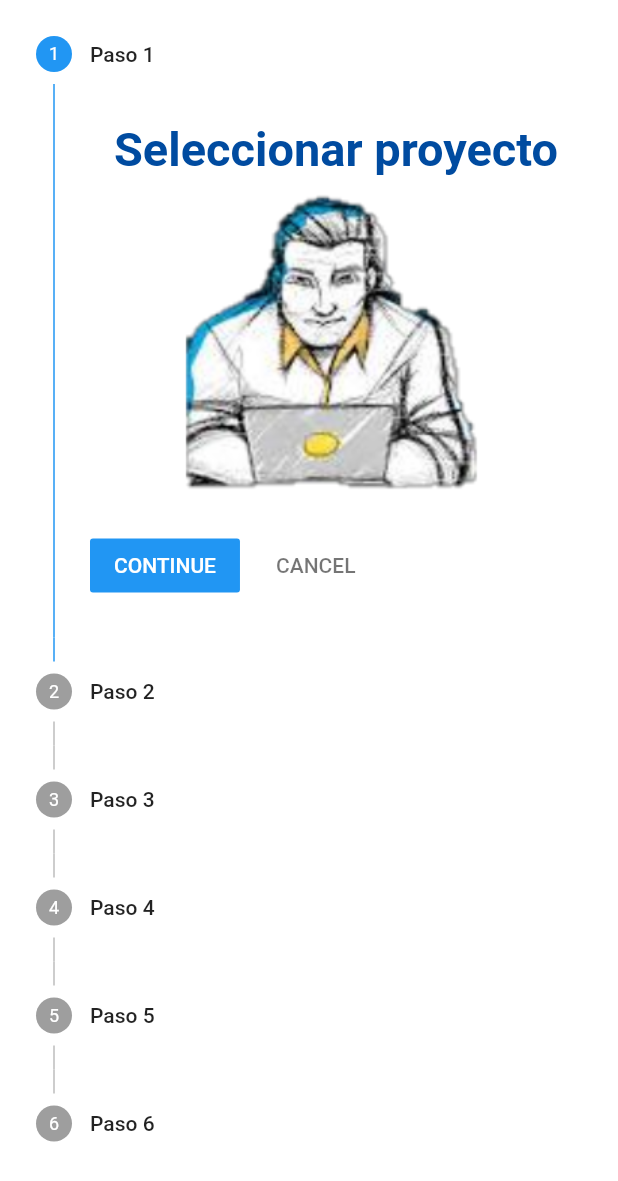
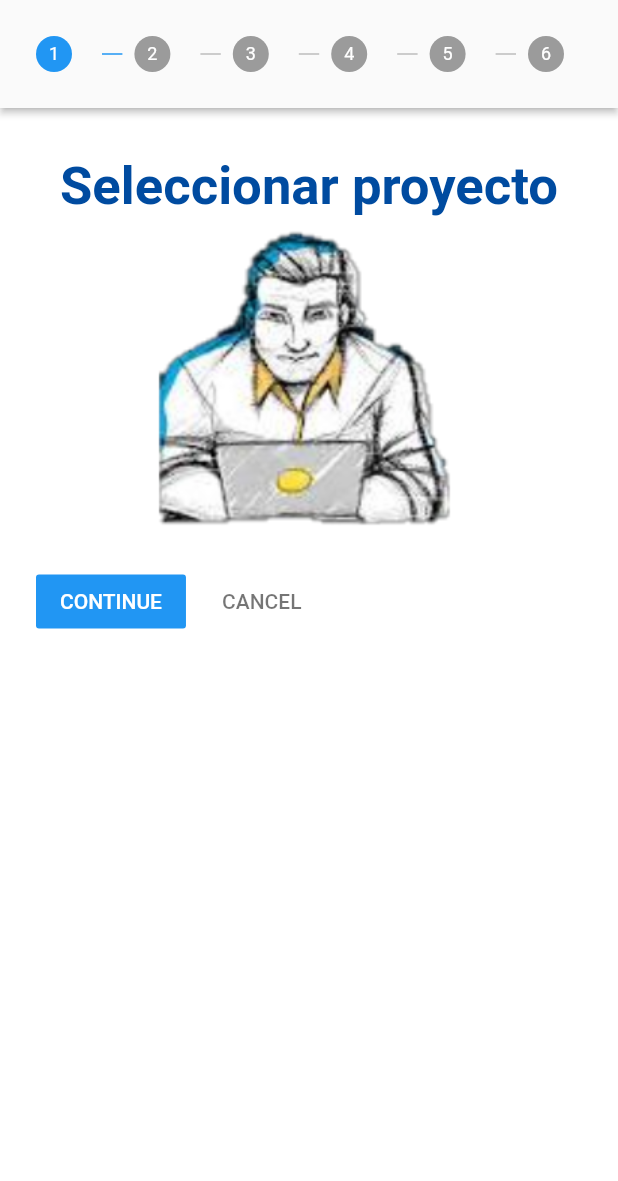
Before and after one commit to Rod20/rastas_app, a Flutter app: the Verbs screen opened by its route, on a phone screen of 412 x 824 dp. Shown: the top 1181 px of the screen. Run offline on Flutter 3.47's test engine with Material 2 defaults, Android fonts, the light colour scheme and no system bars; our stand-ins replace flutter_svg, rxdart; Roboto replaces fonts that are missing (SFProText).

Commit message:
modificacion tipo y color

```diff
--- a/lib/ui/screens/verbs/verbs.dart
+++ b/lib/ui/screens/verbs/verbs.dart
@@ -16,7 +16,13 @@ class _VerbsState extends State<Verbs> {
   Widget build(BuildContext context) {
     return SafeArea(
       child: Scaffold(
-        body: Stepper(
+        body: Theme(
+          data: ThemeData(
+            primaryColor: buttonColor
+          ),
+          child: Stepper(
+            type: StepperType.horizontal,
+
             steps: _mySteps(),
             currentStep: this._currentStep,
             onStepTapped: (step){
@@ -41,13 +47,14 @@ class _VerbsState extends State<Verbs> {
             },
           ),
         ),
+      ),
     );
   }
 
   List<Step> _mySteps() {
     List<Step> _step = [
       Step(
-        title: Text("Paso 1"),
+        title: Text(""),
         content: Column(
           children: <Widget>[ListTile(
           title: FittedBox(
@@ -60,7 +67,7 @@ class _VerbsState extends State<Verbs> {
         isActive: _currentStep >= 0,
       ),
       Step(
-        title: Text("Paso 2"),
+        title: Text(""),
         content: Column(
           children: <Widget>[ListTile(
           title: FittedBox(
@@ -73,7 +80,7 @@ class _VerbsState extends State<Verbs> {
         isActive: _currentStep >= 1,
       ),
       Step(
-        title: Text("Paso 3"),
+        title: Text(""),
         content: Column(
           children: <Widget>[ListTile(
           title: FittedBox(
@@ -86,7 +93,7 @@ class _VerbsState extends State<Verbs> {
         isActive: _currentStep >= 2,
       ),
       Step(
-        title: Text("Paso 4"),
+        title: Text(""),
         content: Column(
           children: <Widget>[ListTile(
           title: FittedBox(
@@ -99,7 +106,7 @@ class _VerbsState extends State<Verbs> {
         isActive: _currentStep >= 3,
       ),
       Step(
-        title: Text("Paso 5"),
+        title: Text(""),
         content: Column(
           children: <Widget>[ListTile(
           title: FittedBox(
@@ -112,7 +119,7 @@ class _VerbsState extends State<Verbs> {
         isActive: _currentStep >= 4,
       ),
       Step(
-        title: Text("Paso 6"),
+        title: Text(""),
         content: Column(
           children: <Widget>[ListTile(
           title: FittedBox(
```
Lines whose indentation alone changed are shown as unchanged.
